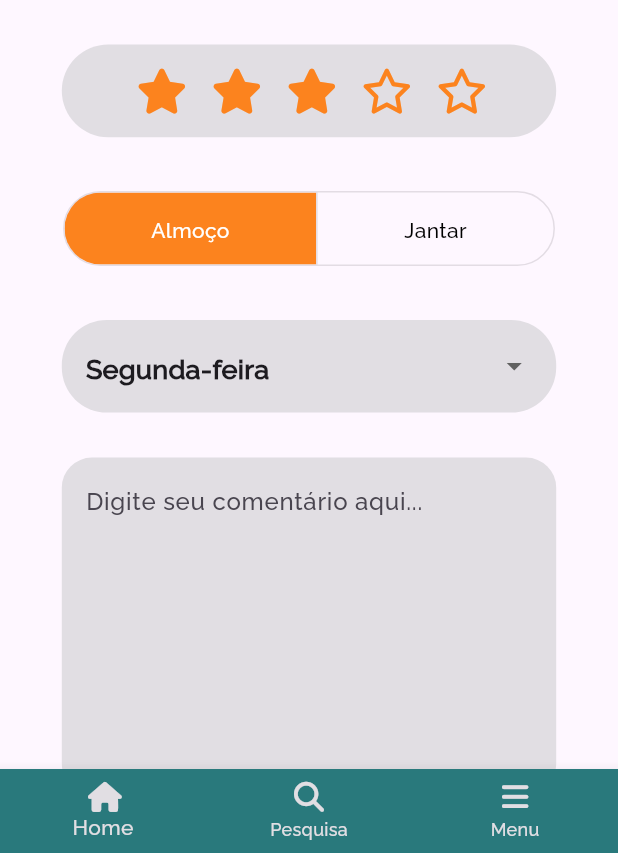
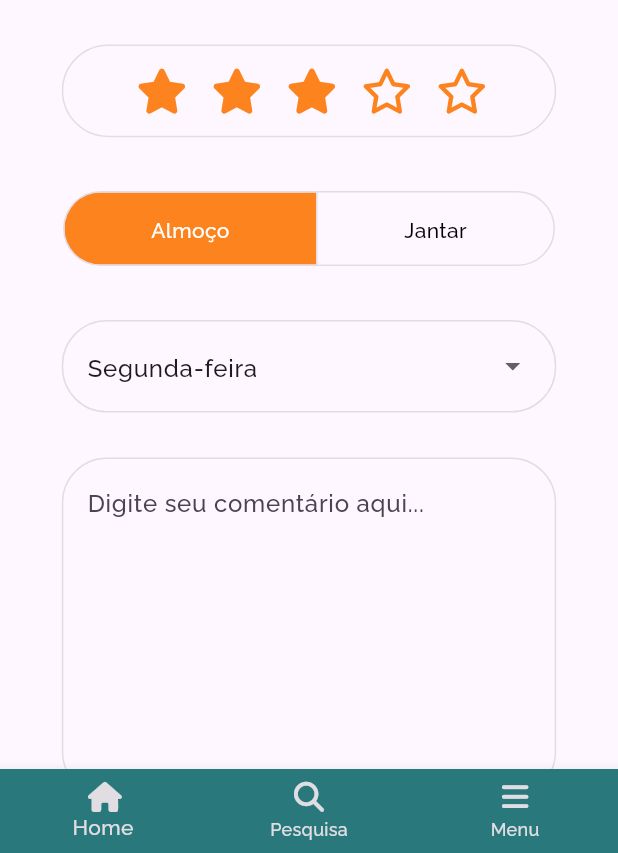
Before and after one commit to marcospaulor/ufcat_app, a Flutter app: the RUScreen screen opened directly, scrolled down 471 dp, after a tap on "Avaliar", on a phone screen of 412 x 824 dp, the part 383-1236 px from its top. Run offline on Flutter 3.47's test engine with Material 3 defaults, Android fonts, the phone set to English and light mode, and no system bars; drawn by our look-alikes of flutter_rating_bar; our stand-ins replace animated_splash_screen, carousel_slider, font_awesome_flutter, geolocator, google_maps_flutter, mask_text_input_formatter and 3 more; missing offline and left inert: dynamic_height_grid_view, webview_flutter_wkwebview; Roboto replaces fonts that are missing (WorkSans-Regular).

Commit message:
Update AndroidManifest.xml and star_rating.dart, and add tab controller to RUScreen

```diff
--- a/lib/features/rating/pages/rating_screen.dart
+++ b/lib/features/rating/pages/rating_screen.dart
@@ -93,7 +93,11 @@ class _RatingScreenState extends State<RatingScreen> {
                   margin: const EdgeInsets.only(top: 30),
                   alignment: Alignment.center,
                   decoration: const BoxDecoration(
-                    color: grayUfcat,
+                    border: Border.fromBorderSide(
+                      BorderSide(
+                        color: grayUfcat,
+                      ),
+                    ),
                     borderRadius: BorderRadius.all(
                       Radius.circular(50),
                     ),
@@ -164,9 +168,13 @@ class _RatingScreenState extends State<RatingScreen> {
                   height: height * 0.075,
                   alignment: Alignment.center,
                   decoration: const BoxDecoration(
-                    color: grayUfcat,
                     borderRadius: BorderRadius.all(
                       Radius.circular(30),
+                    ),
+                    border: Border.fromBorderSide(
+                      BorderSide(
+                        color: grayUfcat,
+                      ),
                     ),
                   ),
                   child: Padding(
@@ -189,7 +197,8 @@ class _RatingScreenState extends State<RatingScreen> {
                       items: diasDaSemana.map((String value) {
                         return DropdownMenuItem<String>(
                           value: value,
-                          child: Text(value),
+                          child: Text(value,
+                              style: Theme.of(context).textTheme.bodyLarge!),
                         );
                       }).toList(),
                       onChanged: (String? value) {
@@ -204,19 +213,26 @@ class _RatingScreenState extends State<RatingScreen> {
                 Container(
                   margin: const EdgeInsets.only(top: 30),
                   width: width * 0.8,
+                  decoration: const BoxDecoration(
+                    borderRadius: BorderRadius.all(
+                      Radius.circular(30),
+                    ),
+                    border: Border.fromBorderSide(
+                      BorderSide(
+                        color: grayUfcat,
+                      ),
+                    ),
+                  ),
                   child: TextField(
                     controller: controller,
                     maxLines: 8,
                     decoration: const InputDecoration(
                       border: OutlineInputBorder(
                         borderSide: BorderSide.none,
-                        borderRadius: BorderRadius.all(
-                          Radius.circular(20),
-                        ),
                       ),
                       hintText: 'Digite seu comentário aqui...',
-                      filled: true,
-                      fillColor: grayUfcat,
+                      // filled: true,
+                      // fillColor: grayUfcat,
                     ),
                   ),
                 ),
@@ -244,6 +260,9 @@ class _RatingScreenState extends State<RatingScreen> {
                     child: const Text('ENVIAR'),
                   ),
                 ),
+                SizedBox(
+                  height: height * 0.1,
+                ),
               ],
             ),
           ],
--- a/lib/features/ru/pages/ru_screen.dart
+++ b/lib/features/ru/pages/ru_screen.dart
@@ -16,7 +16,8 @@ class RUScreen extends StatefulWidget {
   State<RUScreen> createState() => _RUScreenState();
 }
 
-class _RUScreenState extends State<RUScreen> {
+class _RUScreenState extends State<RUScreen>
+    with SingleTickerProviderStateMixin {
   final Map<String, dynamic> _cardapio = {
     'Segunda': {
       'almoco': {
@@ -35,7 +36,7 @@ class _RUScreenState extends State<RUScreen> {
         'Salada': 'Alface, Tomate, Cenoura, Pepino',
       },
     },
-    'Terca': {
+    'Terça': {
       'almoco': {
         'Principal': 'Arroz',
         'Guarnicao': 'Batata Frita, Mandioca Frita',
@@ -103,6 +104,31 @@ class _RUScreenState extends State<RUScreen> {
   String _day = 'Segunda';
   GlobalKey<ScaffoldState> drawerKey = GlobalKey();
 
+  // tab controller
+  late TabController _tabController;
+  int tabIndex = 0;
+
+  @override
+  void initState() {
+    super.initState();
+    _tabController = TabController(length: 2, vsync: this);
+    _tabController.addListener(_handleTabSelection);
+  }
+
+  void _handleTabSelection() {
+    if (_tabController.indexIsChanging) {
+      setState(() {
+        tabIndex = _tabController.index;
+      });
+    }
+  }
+
+  @override
+  void dispose() {
+    _tabController.dispose();
+    super.dispose();
+  }
+
   @override
   Widget build(BuildContext context) {
     final width = MediaQuery.of(context).size.width;
@@ -111,15 +137,16 @@ class _RUScreenState extends State<RUScreen> {
       length: 2,
       child: Scaffold(
         key: drawerKey,
-        appBar: const MyAppBar(
+        appBar: MyAppBar(
           icon: FontAwesomeIcons.arrowLeft,
           height: 2 * kToolbarHeight,
           title: 'R.U.',
           bottom: TabBar(
+            controller: _tabController,
             labelColor: orangeUfcat,
             unselectedLabelColor: grayUfcat,
             indicatorColor: orangeUfcat,
-            tabs: [
+            tabs: const [
               Tab(
                 text: 'ALMOÇO',
               ),
@@ -132,6 +159,7 @@ class _RUScreenState extends State<RUScreen> {
         endDrawer: const MyNavigationDrawer(),
         body: Stack(children: [
           TabBarView(
+            controller: _tabController,
             children: [
               // Tab Almoço
               Container(
@@ -174,7 +202,7 @@ class _RUScreenState extends State<RUScreen> {
                                   MaterialPageRoute(
                                     builder: (context) => RatingScreen(
                                       dataRefeicao: _cardapio,
-                                      selectedMeal: 0,
+                                      selectedMeal: tabIndex,
                                       currentDay: _day,
                                     ),
                                   ),
@@ -259,7 +287,7 @@ class _RUScreenState extends State<RUScreen> {
                                   MaterialPageRoute(
                                     builder: (context) => RatingScreen(
                                       dataRefeicao: _cardapio,
-                                      selectedMeal: 1,
+                                      selectedMeal: tabIndex,
                                       currentDay: _day,
                                     ),
                                   ),
```
Also changed, not shown: 1 other file.
